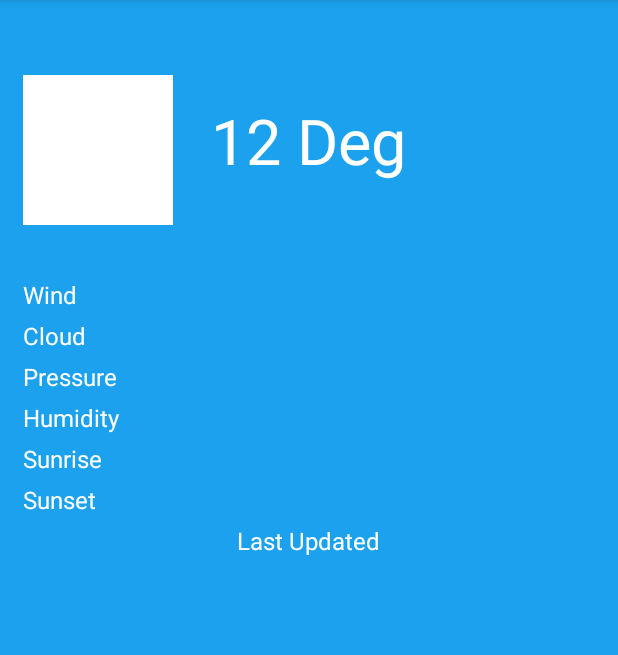
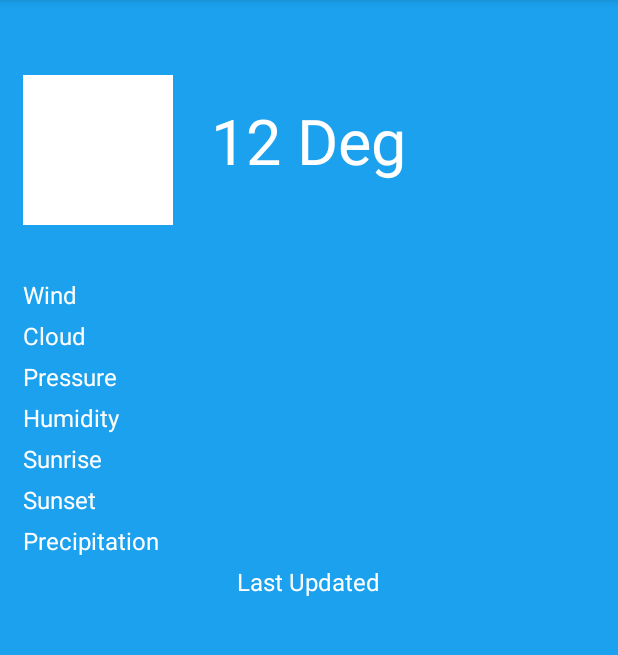
Before and after one commit to DavidTavis/Weather-app, an Android app: the screen it shows after launch (MainActivity), on a phone screen of 412 x 824 dp, the part 84-739 px from its top. Run offline under Robolectric (Android 15) with nearby library versions, the phone set to English and light mode, and no system bars.

Commit message:
small changes

```diff
--- a/app/src/main/java/com/example/david/thewheatherapp/MainActivity.java
+++ b/app/src/main/java/com/example/david/thewheatherapp/MainActivity.java
@@ -36,6 +36,7 @@ public class MainActivity extends AppCompatActivity {
     private TextView sunrise;
     private TextView sunset;
     private TextView updated;
+    private TextView precipitation;
 
     Weather weather = new Weather();
 
@@ -54,6 +55,7 @@ public class MainActivity extends AppCompatActivity {
         sunrise = (TextView) findViewById(R.id.riseText);
         sunset = (TextView) findViewById(R.id.setText);
         updated = (TextView) findViewById(R.id.updateText);
+        precipitation = (TextView) findViewById(R.id.precipitationText);
 
         CityPreference cityPreference = new CityPreference(MainActivity.this);
         renderWeatherData(cityPreference.getCity());
@@ -139,6 +141,7 @@ public class MainActivity extends AppCompatActivity {
         sunrise.setText("Sunrise: " + sunriseDate);
         sunset.setText("SunSet: " + sunsetDate);
         updated.setText("Last Updagted: " + updateDate);
+        precipitation.setText("Precipitation: " + weather.clouds.getPrecipitation());
         if (weather.iconData != null) {
             iconView.setImageBitmap(weather.iconData);
         }
--- a/app/src/main/java/data/JSONWeatherParser.java
+++ b/app/src/main/java/data/JSONWeatherParser.java
@@ -17,7 +17,7 @@ public class JSONWeatherParser {
     public static Weather getWeather(String data){
         Weather weather = new Weather();
 
-        //createe JSONOblect from data
+        //create JSONObject from data
         try {
             Utils.logInfo(data);
             JSONObject jsonObject = new JSONObject(data);
--- a/app/src/main/res/layout/activity_main.xml
+++ b/app/src/main/res/layout/activity_main.xml
@@ -98,12 +98,22 @@
         android:layout_height="wrap_content" />
 
     <TextView
+        android:id="@+id/precipitationText"
+        android:textSize="16sp"
+        android:textColor="#fff"
+        android:text="Precipitation"
+        android:layout_below="@+id/setText"
+        android:layout_marginTop="5dp"
+        android:layout_width="wrap_content"
+        android:layout_height="wrap_content" />
+
+    <TextView
         android:id="@+id/updateText"
         android:text="Last Updated"
         android:textSize="16sp"
         android:layout_marginTop="5dp"
         android:textColor="#fff"
-        android:layout_below="@id/setText"
+        android:layout_below="@id/precipitationText"
         android:layout_centerHorizontal="true"
         android:layout_width="wrap_content"
         android:layout_height="wrap_content" />
```
Also changed, not shown: app/src/main/java/data/WeatherHttpClient.java (+14 -10 lines).
